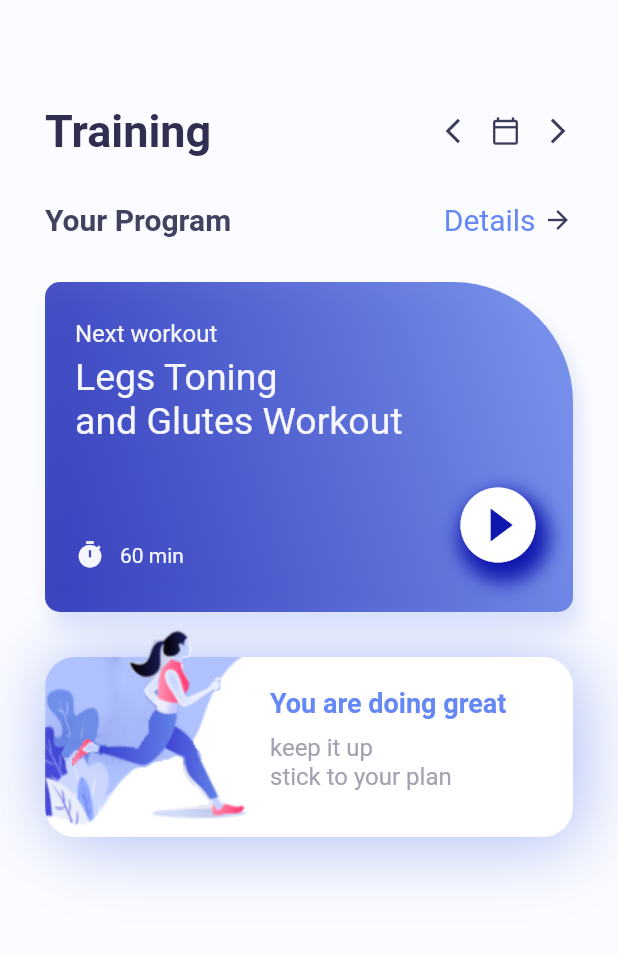
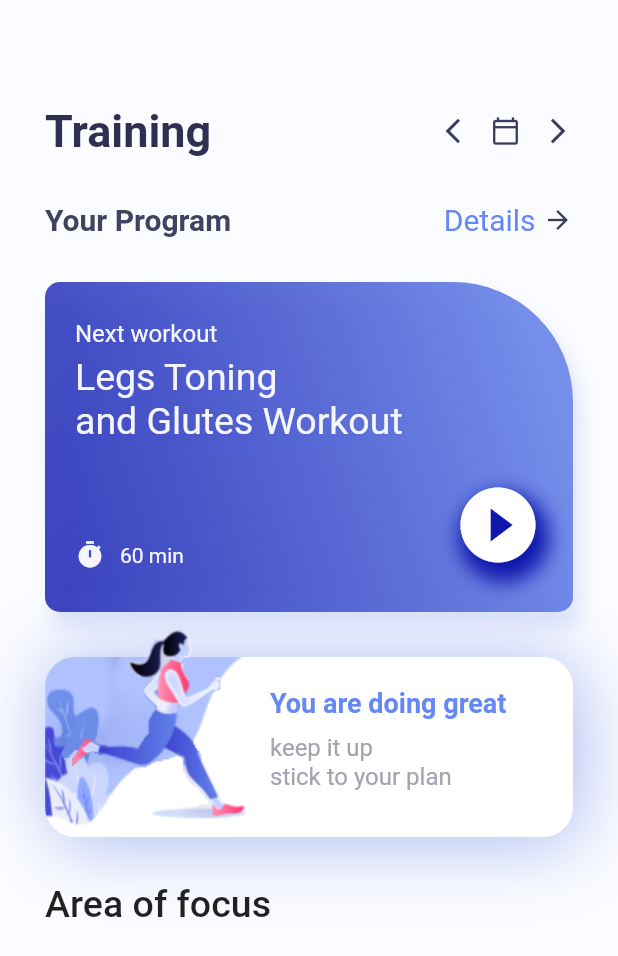
Before and after one commit to ezaz-ahmed/basic-flutter, a Flutter app: the screen it shows after launch, on a phone screen of 412 x 824 dp. Shown: the top 956 px of the screen. Run offline on Flutter 3.47's test engine with Material 2 defaults, Android fonts, the phone set to English and light mode, and no system bars.

Commit message:
area of focus will start from here

```diff
--- a/lib/home_page.dart
+++ b/lib/home_page.dart
@@ -295,6 +295,18 @@ class _HomePageState extends State<HomePage> {
                 ],
               ),
             ),
+            Row(
+              children: const [
+                Text(
+                  "Area of focus",
+                  textAlign: TextAlign.center,
+                  style: TextStyle(
+                    fontSize: 25,
+                    fontWeight: FontWeight.w500,
+                  ),
+                ),
+              ],
+            ),
           ],
         ),
       ),
```
